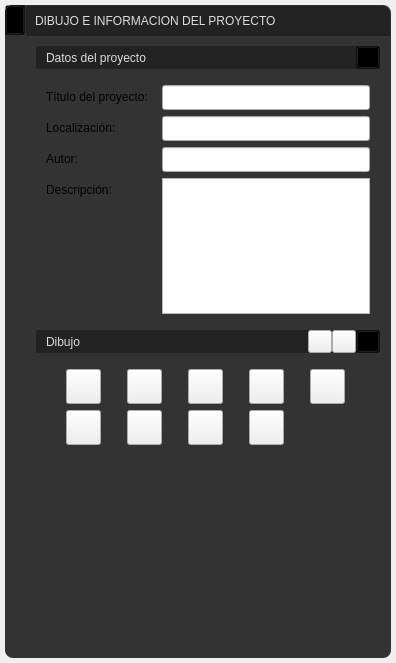
Old version of the form app/ui/widget_draw_menu_data.ui in the repository edwinar13/MPM-UN.
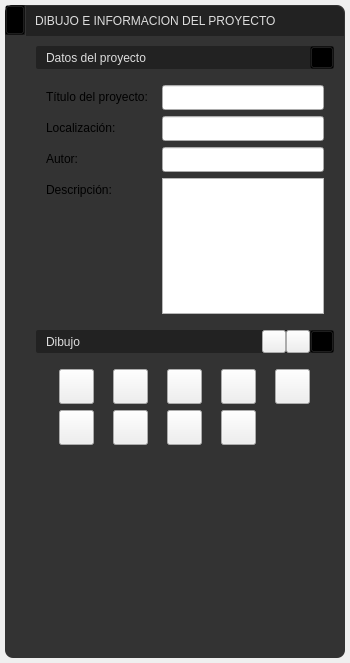
New version of the form. Icons and pictures are not drawn.

Commit message:
fix(ventana): paneles laterales con scroll; la ventana cabe en pantallas con escala
El contenido de los 9 paneles va en un QScrollArea: el alto mínimo de la ventana
baja de 844 a 633 px y al maximizar ya no queda debajo de la barra de Windows.

```diff
--- a/app/ui/widget_draw_menu_data.ui
+++ b/app/ui/widget_draw_menu_data.ui
@@ -24,7 +24,7 @@
   </property>
   <property name="maximumSize">
    <size>
-    <width>350</width>
+    <width>364</width>
     <height>16777215</height>
    </size>
   </property>
@@ -233,6 +233,13 @@
 }
 
 
+
+
+/* Contenido del panel con scroll cuando no cabe en la altura de la ventana */
+QScrollArea#scrollArea_info,
+QWidget#scrollAreaWidgetContents_info{
+background-color: transparent;
+}
 </string>
   </property>
   <layout class="QHBoxLayout" name="horizontalLayout_6">
@@ -503,6 +510,40 @@
           </widget>
          </item>
          <item>
+          <widget class="QScrollArea" name="scrollArea_info">
+           <property name="frameShape">
+            <enum>QFrame::Shape::NoFrame</enum>
+           </property>
+           <property name="horizontalScrollBarPolicy">
+            <enum>Qt::ScrollBarPolicy::ScrollBarAlwaysOff</enum>
+           </property>
+           <property name="sizeAdjustPolicy">
+            <enum>QAbstractScrollArea::SizeAdjustPolicy::AdjustToContents</enum>
+           </property>
+           <property name="widgetResizable">
+            <bool>true</bool>
+           </property>
+           <widget class="QWidget" name="scrollAreaWidgetContents_info">
+            <property name="minimumSize">
+             <size>
+              <width>1</width>
+              <height>0</height>
+             </size>
+            </property>
+            <layout class="QVBoxLayout" name="verticalLayout_scrollInfo">
+             <property name="leftMargin">
+              <number>0</number>
+             </property>
+             <property name="topMargin">
+              <number>0</number>
+             </property>
+             <property name="rightMargin">
+              <number>0</number>
+             </property>
+             <property name="bottomMargin">
+              <number>0</number>
+             </property>
+               <item>
           <widget class="QFrame" name="frame_info">
            <property name="frameShape">
             <enum>QFrame::Shape::StyledPanel</enum>
@@ -1205,6 +1246,10 @@
              </layout>
             </item>
            </layout>
+                </widget>
+               </item>
+            </layout>
+           </widget>
           </widget>
          </item>
         </layout>
```
Lines whose indentation alone changed are shown as unchanged. The commit also changes 18 other files.
